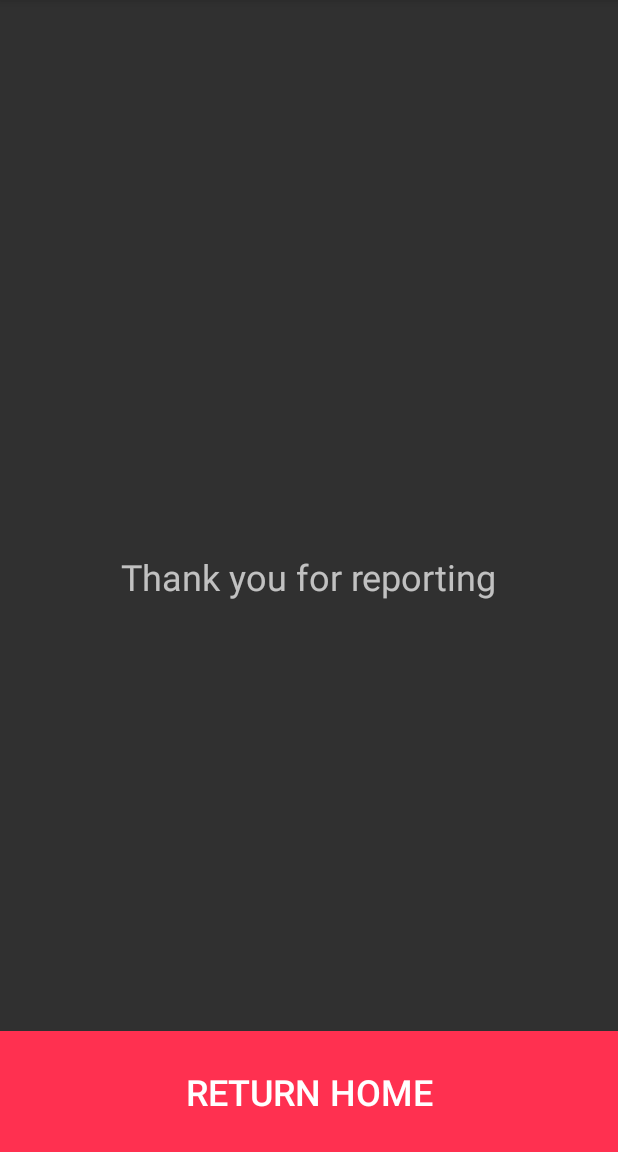
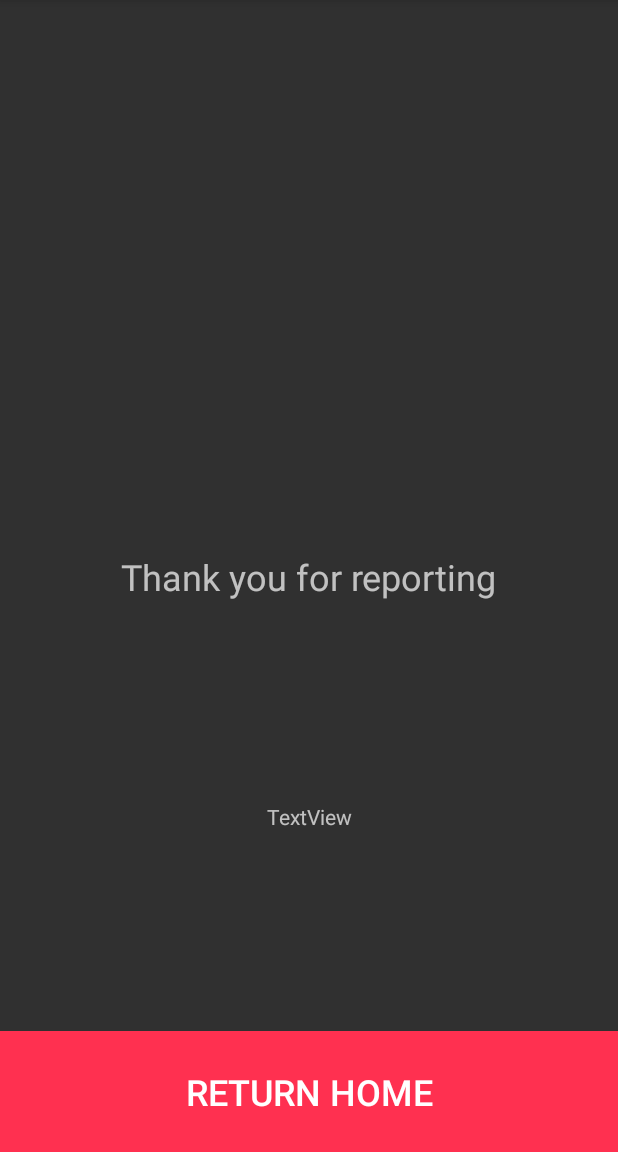
Before and after one commit to instigare/tachipon-android, an Android app: the ThanksActivity screen opened directly, with no data from a screen before it, on a phone screen of 412 x 824 dp, the part 84-1236 px from its top. Run offline under Robolectric (Android 15) with nearby library versions, the phone set to English and light mode, and no system bars; 1 statement that could not run was skipped.

Commit message:
final final final v3

```diff
--- a/app/build.gradle
+++ b/app/build.gradle
@@ -27,4 +27,5 @@ dependencies {
     androidTestImplementation 'androidx.test:runner:1.1.1'
     androidTestImplementation 'androidx.test.espresso:espresso-core:3.1.1'
     implementation 'com.google.android.material:material:1.0.0'
+    compile 'com.mcxiaoke.volley:library:1.0.19'
 }
--- a/app/src/main/AndroidManifest.xml
+++ b/app/src/main/AndroidManifest.xml
@@ -1,5 +1,6 @@
 <?xml version="1.0" encoding="utf-8"?>
 <manifest xmlns:android="http://schemas.android.com/apk/res/android"
+    xmlns:tools="http://schemas.android.com/tools"
     package="org.iniad.tachipon">
 
     <application
@@ -25,6 +26,9 @@
         </activity>
         <activity
             android:name=".MainActivity"/>
+        <uses-library android:name="org.apache.http.legacy" android:required="false"
+            tools:ignore="WrongManifestParent" />
     </application>
 
+    <uses-permission android:name="android.permission.INTERNET"></uses-permission>
 </manifest>
--- a/app/src/main/java/org/iniad/tachipon/ThanksActivity.java
+++ b/app/src/main/java/org/iniad/tachipon/ThanksActivity.java
@@ -6,6 +6,7 @@ import android.content.Intent;
 import android.os.Bundle;
 import android.view.View;
 import android.widget.Button;
+import android.widget.TextView;
 
 public class ThanksActivity extends AppCompatActivity implements View.OnClickListener {
 
@@ -13,6 +14,11 @@ public class ThanksActivity extends AppCompatActivity implements View.OnClickLis
     protected void onCreate(Bundle savedInstanceState) {
         super.onCreate(savedInstanceState);
         setContentView(R.layout.activity_thanks);
+
+        Bundle bundle = getIntent().getExtras();
+
+        TextView textView = findViewById(R.id.textUrl);
+        textView.setText(bundle.getString("imageUrl"));
 
         Button btnHome = findViewById(R.id.btnHome);
         btnHome.setOnClickListener(this);
--- a/app/src/main/res/layout/activity_thanks.xml
+++ b/app/src/main/res/layout/activity_thanks.xml
@@ -30,4 +30,14 @@
         app:layout_constraintBottom_toBottomOf="parent"
         app:layout_constraintEnd_toEndOf="parent"
         app:layout_constraintStart_toStartOf="parent" />
+
+    <TextView
+        android:id="@+id/textUrl"
+        android:layout_width="wrap_content"
+        android:layout_height="wrap_content"
+        android:text="TextView"
+        app:layout_constraintBottom_toTopOf="@+id/btnHome"
+        app:layout_constraintEnd_toEndOf="parent"
+        app:layout_constraintStart_toStartOf="parent"
+        app:layout_constraintTop_toBottomOf="@+id/textView" />
 </androidx.constraintlayout.widget.ConstraintLayout>
```
Also changed, not shown: app/src/main/java/org/iniad/tachipon/FinaliseActivity.java (+96 -2 lines), app/src/main/java/org/iniad/tachipon/ImageUtil.java (added, +26 -0 lines).
